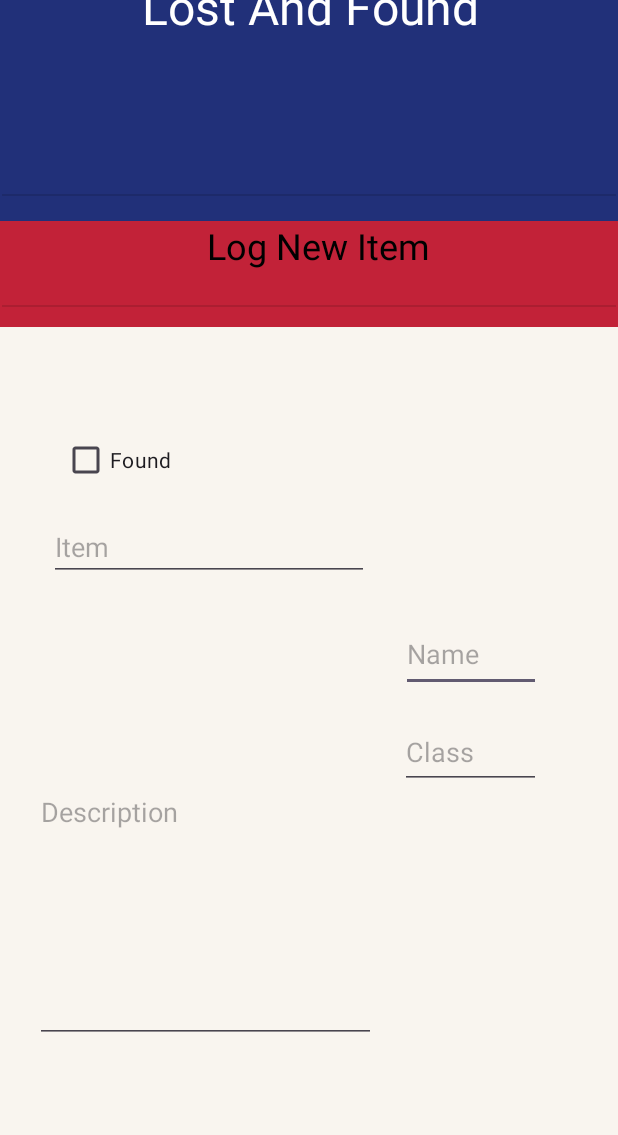
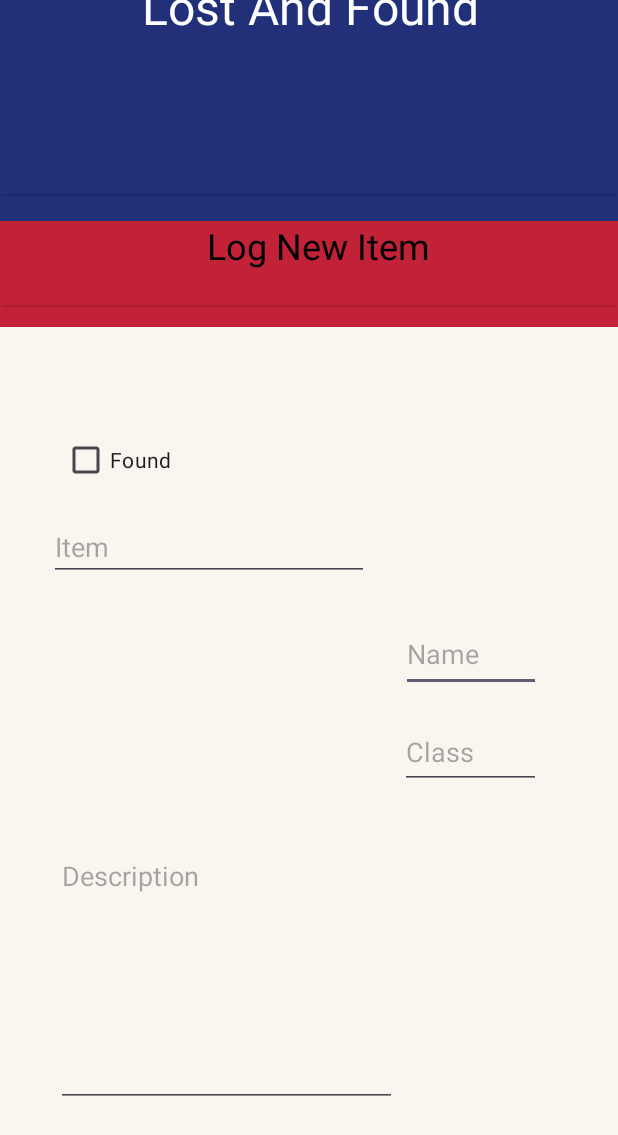
Before and after one commit to Chuck67Mango/Yr11ITProjectLostAndFound, an Android app: the screen it shows after launch (MainActivity), on a phone screen of 412 x 824 dp. Shown: the top 1135 px of the screen. Run offline under Robolectric (Android 15) with nearby library versions, the phone set to English and light mode, and no system bars.

Commit message:
working on design

```diff
--- a/app/src/main/res/layout/activity_main.xml
+++ b/app/src/main/res/layout/activity_main.xml
@@ -130,15 +130,14 @@
         android:id="@+id/editTextText6"
         android:layout_width="227dp"
         android:layout_height="308dp"
-        android:layout_marginBottom="307dp"
+        android:layout_marginBottom="52dp"
         android:ems="10"
         android:hint="Description"
         android:inputType="text"
         app:layout_constraintBottom_toBottomOf="@+id/textView3"
         app:layout_constraintEnd_toEndOf="parent"
-        app:layout_constraintHorizontal_bias="0.128"
+        app:layout_constraintHorizontal_bias="0.203"
         app:layout_constraintStart_toStartOf="parent"
-        app:layout_constraintTop_toBottomOf="@+id/editTextText4"
-        app:layout_constraintVertical_bias="0.0" />
+        app:layout_constraintTop_toBottomOf="@+id/editTextText4" />
 
 </androidx.constraintlayout.widget.ConstraintLayout>
```
